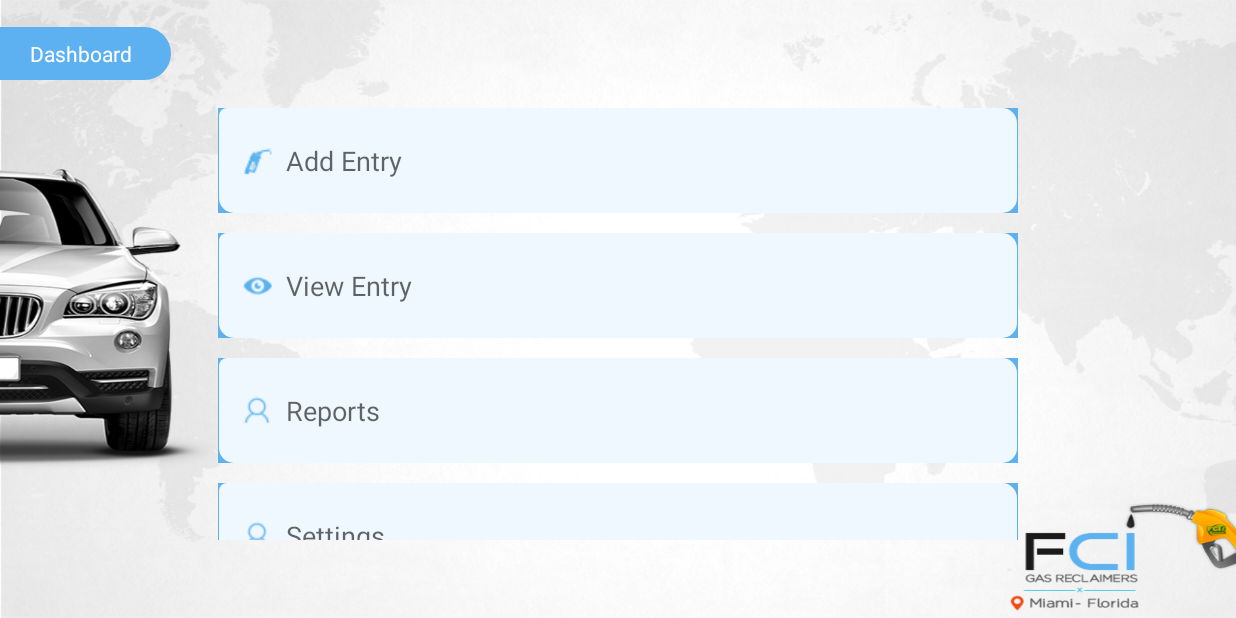
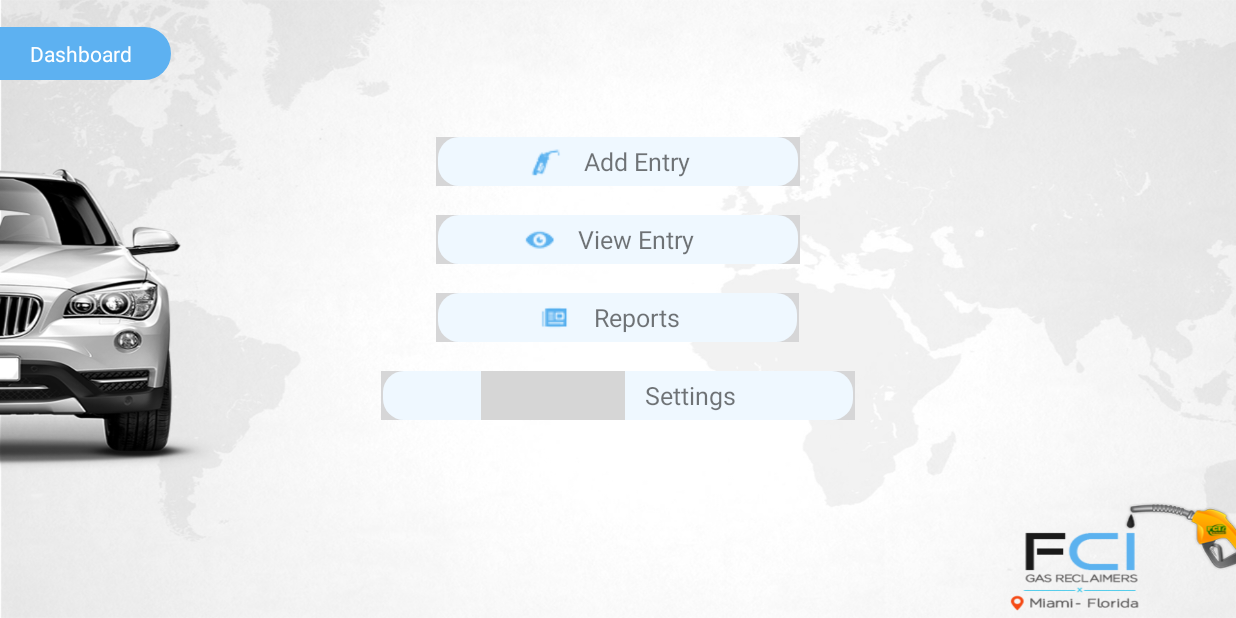
Before and after one commit to SQGit/FCI, an Android app: the StaffDashboard screen opened directly, with no data from a screen before it, on a phone screen of 824 x 412 dp (held sideways). Run offline under Robolectric (Android 15) with nearby library versions, the phone set to English and light mode, and no system bars; our stand-ins replace sdp/ssp sizes; grey boxes are pictures that could not be loaded.

Commit message:
Salman's commit 1

```diff
--- a/app/build.gradle
+++ b/app/build.gradle
@@ -25,4 +25,5 @@ dependencies {
     compile 'com.android.support:appcompat-v7:23.3.0'
     compile 'com.intuit.sdp:sdp-android:1.0.3'
 
+
 }
--- a/app/src/main/java/fci/com/fci/AdminDashboard.java
+++ b/app/src/main/java/fci/com/fci/AdminDashboard.java
@@ -19,7 +19,7 @@ public class AdminDashboard extends AppCompatActivity {
         super.onCreate(savedInstanceState);
         requestWindowFeature(Window.FEATURE_NO_TITLE);
         getWindow().setFlags(WindowManager.LayoutParams.FLAG_FULLSCREEN, WindowManager.LayoutParams.FLAG_FULLSCREEN);
-        setContentView(R.layout.admindashboard);
+        setContentView(R.layout.admin_dashboard);
         createstaff = (EditText) findViewById(R.id.createstaff_et);
         editstaff = (EditText) findViewById(R.id.editstaff_id);
         createcompany = (EditText) findViewById(R.id.createcompany_id);
--- a/app/src/main/java/fci/com/fci/AdminLogin.java
+++ b/app/src/main/java/fci/com/fci/AdminLogin.java
@@ -21,7 +21,7 @@ public class AdminLogin extends AppCompatActivity
         super.onCreate(savedInstanceState);
         requestWindowFeature(Window.FEATURE_NO_TITLE);
         getWindow().setFlags(WindowManager.LayoutParams.FLAG_FULLSCREEN, WindowManager.LayoutParams.FLAG_FULLSCREEN);
-        setContentView(R.layout.adminlogin);
+        setContentView(R.layout.admin_login);
         submit=(ImageView) findViewById(R.id.submit_iv);
         submit.setOnClickListener(new View.OnClickListener() {
             @Override
--- a/app/src/main/java/fci/com/fci/StaffDashboard.java
+++ b/app/src/main/java/fci/com/fci/StaffDashboard.java
@@ -1,29 +1,28 @@
 package fci.com.fci;
 
-import android.content.Intent;
 import android.os.Bundle;
 import android.support.v7.app.AppCompatActivity;
-import android.view.View;
 import android.view.Window;
 import android.view.WindowManager;
 import android.widget.EditText;
+import android.widget.TextView;
 
 /**
  * Created by Ramya on 10-06-2016.
  */
 public class StaffDashboard extends AppCompatActivity {
-    EditText addentry,viewentry,reports,setings;
+    TextView addentry,viewentry,reports,setings;
 
     @Override
     protected void onCreate(Bundle savedInstanceState) {
         super.onCreate(savedInstanceState);
         requestWindowFeature(Window.FEATURE_NO_TITLE);
         getWindow().setFlags(WindowManager.LayoutParams.FLAG_FULLSCREEN, WindowManager.LayoutParams.FLAG_FULLSCREEN);
-        setContentView(R.layout.staffdashboard);
-        addentry = (EditText) findViewById(R.id.addentry_et);
-        viewentry = (EditText) findViewById(R.id.viewentry_et);
-        reports = (EditText) findViewById(R.id.reports_et);
-        setings = (EditText) findViewById(R.id.settings_et);
+        setContentView(R.layout.staff_dashboard_1);
+        addentry = (TextView) findViewById(R.id.addentry_et);
+        viewentry = (TextView) findViewById(R.id.viewentry_et);
+        reports = (TextView) findViewById(R.id.reports_et);
+        setings = (TextView) findViewById(R.id.settings_et);
 
        /* addentry.setOnClickListener(new View.OnClickListener() {
             @Override
--- /dev/null
+++ b/app/src/main/res/drawable/mydrawable.xml
@@ -0,0 +1,15 @@
+<?xml version="1.0" encoding="utf-8"?>
+<layer-list xmlns:android="http://schemas.android.com/apk/res/android">
+    <item
+        android:gravity="left"
+        android:drawable="@drawable/dr_img" />
+
+
+
+    <item android:gravity="right" android:start="@dimen/_50sdp">
+        <rotate
+            android:drawable="@drawable/dr_img"
+            android:fromDegrees="180" />
+    </item>
+
+</layer-list>
--- /dev/null
+++ b/app/src/main/res/drawable/thee.xml
@@ -0,0 +1,15 @@
+<?xml version="1.0" encoding="utf-8"?>
+<layer-list xmlns:android="http://schemas.android.com/apk/res/android">
+
+    <item>
+
+
+            <shape android:shape="rectangle">
+                <corners android:radius="14dp" />
+                <solid android:color="@color/listbg1" />
+            </shape>
+
+
+    </item>
+
+</layer-list>
--- a/app/src/main/res/layout/dashboard.xml
+++ b/app/src/main/res/layout/dashboard.xml
@@ -39,7 +39,7 @@
                 android:orientation="vertical">
 
                 <ImageView
-                    android:layout_width="@dimen/_30sdp"
+                    android:layout_width="@dimen/_35sdp"
                     android:layout_height="@dimen/_30sdp"
                     android:layout_gravity="center"
                     android:layout_marginRight="@dimen/_2sdp"
--- /dev/null
+++ b/app/src/main/res/layout/staff_dashboard_1.xml
@@ -0,0 +1,207 @@
+<?xml version="1.0" encoding="utf-8"?>
+<LinearLayout xmlns:android="http://schemas.android.com/apk/res/android"
+    android:layout_width="match_parent"
+    android:layout_height="match_parent"
+    android:background="@drawable/bg"
+    android:orientation="vertical"
+    android:weightSum="4">
+
+    <LinearLayout
+        android:layout_width="match_parent"
+        android:layout_height="0dp"
+        android:layout_weight="0.7"
+        android:orientation="vertical">
+
+        <LinearLayout
+            android:layout_width="wrap_content"
+            android:layout_height="match_parent"
+            android:gravity="center"
+            android:orientation="vertical">
+
+            <TextView
+                android:layout_width="wrap_content"
+                android:layout_height="wrap_content"
+                android:layout_gravity="start|center"
+                android:layout_marginLeft="-30dp"
+                android:background="@drawable/background_tv"
+                android:paddingBottom="@dimen/_6sdp"
+                android:paddingLeft="50dp"
+                android:paddingRight="@dimen/_20sdp"
+                android:paddingTop="@dimen/_6sdp"
+                android:text="Dashboard"
+                android:textColor="#ffffff"
+                android:textSize="@dimen/_11sdp" />
+        </LinearLayout>
+
+
+    </LinearLayout>
+
+    <LinearLayout
+        android:layout_width="fill_parent"
+        android:layout_height="0dp"
+        android:layout_weight="2.8"
+        android:orientation="vertical">
+
+
+        <LinearLayout
+            android:layout_width="wrap_content"
+            android:layout_height="@dimen/_25sdp"
+            android:layout_gravity="center"
+            android:layout_marginTop="@dimen/_15sdp"
+            android:background="@drawable/mydrawable"
+            android:gravity="center">
+
+            <LinearLayout
+                android:layout_width="match_parent"
+                android:layout_height="match_parent"
+                android:layout_gravity="center"
+                android:layout_marginLeft="1dp"
+                android:layout_marginRight="1dp"
+                android:background="@drawable/thee"
+                android:gravity="center"
+                android:paddingLeft="@dimen/_45sdp"
+                android:paddingRight="@dimen/_55sdp">
+
+                <ImageView
+                    android:layout_width="wrap_content"
+                    android:layout_height="wrap_content"
+                    android:background="@drawable/addentry_icon" />
+
+                <TextView
+                    android:id="@+id/textview_addentry"
+                    android:layout_width="wrap_content"
+                    android:layout_height="wrap_content"
+                    android:drawablePadding="@dimen/_5sdp"
+                    android:gravity="center_vertical"
+                    android:paddingLeft="@dimen/_10sdp"
+                    android:text="Add Entry"
+                    android:textSize="@dimen/_13sdp" />
+
+            </LinearLayout>
+        </LinearLayout>
+
+        <LinearLayout
+            android:layout_width="wrap_content"
+            android:layout_height="@dimen/_25sdp"
+            android:layout_gravity="center"
+            android:layout_marginTop="@dimen/_15sdp"
+            android:background="@drawable/mydrawable"
+            android:gravity="center">
+
+            <LinearLayout
+                android:layout_width="match_parent"
+                android:layout_height="match_parent"
+                android:layout_gravity="center"
+                android:layout_marginLeft="1dp"
+                android:layout_marginRight="1dp"
+                android:background="@drawable/thee"
+                android:gravity="center"
+                android:paddingLeft="@dimen/_42sdp"
+                android:paddingRight="@dimen/_53sdp">
+
+                <ImageView
+                    android:layout_width="wrap_content"
+                    android:layout_height="wrap_content"
+                    android:background="@drawable/viewentry_icon" />
+
+                <TextView
+                    android:id="@+id/addentry_3et"
+                    android:layout_width="wrap_content"
+                    android:layout_height="wrap_content"
+                    android:drawablePadding="@dimen/_5sdp"
+                    android:gravity="center_vertical"
+                    android:paddingLeft="@dimen/_10sdp"
+                    android:text="View Entry"
+                    android:textSize="@dimen/_13sdp" />
+
+            </LinearLayout>
+        </LinearLayout>
+
+
+        <LinearLayout
+            android:layout_width="wrap_content"
+            android:layout_height="@dimen/_25sdp"
+            android:layout_gravity="center"
+            android:layout_marginTop="@dimen/_15sdp"
+            android:background="@drawable/mydrawable"
+            android:gravity="center">
+
+            <LinearLayout
+                android:layout_width="match_parent"
+                android:layout_height="match_parent"
+                android:layout_gravity="center"
+                android:layout_marginLeft="1dp"
+                android:layout_marginRight="1dp"
+                android:background="@drawable/thee"
+                android:gravity="center"
+                android:paddingLeft="@dimen/_50sdp"
+                android:paddingRight="@dimen/_60sdp">
+
+                <ImageView
+                    android:layout_width="wrap_content"
+                    android:layout_height="wrap_content"
+                    android:background="@drawable/reports_icon" />
+
+                <TextView
+                    android:id="@+id/edittext_reports"
+                    android:layout_width="wrap_content"
+                    android:layout_height="wrap_content"
+                    android:drawablePadding="@dimen/_5sdp"
+                    android:gravity="center_vertical"
+                    android:paddingLeft="@dimen/_10sdp"
+                    android:text="Reports"
+                    android:textSize="@dimen/_13sdp" />
+
+            </LinearLayout>
+        </LinearLayout>
+
+
+        <LinearLayout
+            android:layout_width="wrap_content"
+            android:layout_height="@dimen/_25sdp"
+            android:layout_gravity="center"
+            android:layout_marginTop="@dimen/_15sdp"
+            android:background="@drawable/mydrawable"
+            android:gravity="center">
+
+            <LinearLayout
+                android:layout_width="match_parent"
+                android:layout_height="match_parent"
+                android:layout_gravity="center"
+                android:layout_marginLeft="1dp"
+                android:layout_marginRight="1dp"
+                android:background="@drawable/thee"
+                android:gravity="center"
+                android:paddingLeft="@dimen/_50sdp"
+                android:paddingRight="@dimen/_60sdp">
+
+                <ImageView
+                    android:layout_width="wrap_content"
+                    android:layout_height="wrap_content"
+                    android:background="@drawable/setting_icon" />
+
+                <TextView
+                    android:id="@+id/edittext_settings"
+                    android:layout_width="wrap_content"
+                    android:layout_height="wrap_content"
+                    android:drawablePadding="@dimen/_5sdp"
+                    android:gravity="center_vertical"
+                    android:paddingLeft="@dimen/_10sdp"
+                    android:text="Settings"
+                    android:textSize="@dimen/_13sdp" />
+
+            </LinearLayout>
+        </LinearLayout>
+
+
+    </LinearLayout>
+
+    <LinearLayout
+        android:layout_width="match_parent"
+        android:layout_height="0dp"
+        android:layout_weight="0.5"
+        android:orientation="vertical">
+
+
+    </LinearLayout>
+</LinearLayout>
--- a/app/src/main/res/values/colors.xml
+++ b/app/src/main/res/values/colors.xml
@@ -9,9 +9,12 @@
     <color name="textColorDark">#34466a</color>
     <color name="textColorGray">#596782</color>
     <color name="bg1">#b7dbf5</color>
-    <color name="bg2">#d8ebf9</color>
+    <color name="bg2">#99b7dbf5</color>
 
     <color name="listbg">#f6fafd</color>
+    <color name="listbg1">#FFEFF8FF</color>
     <color name="listbg_storke">#acd7f7</color>
 
+    <color name="orange">#ff7c44</color>
+
 </resources>
--- a/app/src/main/res/values/dimens.xml
+++ b/app/src/main/res/values/dimens.xml
@@ -2,4 +2,5 @@
     <!-- Default screen margins, per the Android Design guidelines. -->
     <dimen name="activity_horizontal_margin">16dp</dimen>
     <dimen name="activity_vertical_margin">16dp</dimen>
+    <integer name="letter_spacing">1</integer>
 </resources>
```
Also changed, not shown: app/src/main/java/fci/com/fci/StaffLogin.java (+118 -0 lines), app/src/main/res/drawable/asdf.xml (added, +8 -0 lines), app/src/main/res/layout/admin_createcompany.xml (+44 -13 lines), app/src/main/res/layout/admin_dashboard.xml (renamed from app/src/main/res/layout/admindashboard.xml, +15 -0 lines), app/src/main/res/layout/spinner_item.xml (added, +8 -0 lines), app/src/main/res/layout/stafflogin.xml (+61 -17 lines), app/src/main/res/drawable/seting_icon.png (deleted), app/src/main/res/layout/admin_login.xml (renamed from app/src/main/res/layout/adminlogin.xml), app/src/main/res/layout/staff_dashboard.xml (renamed from app/src/main/res/layout/staffdashboard.xml).
